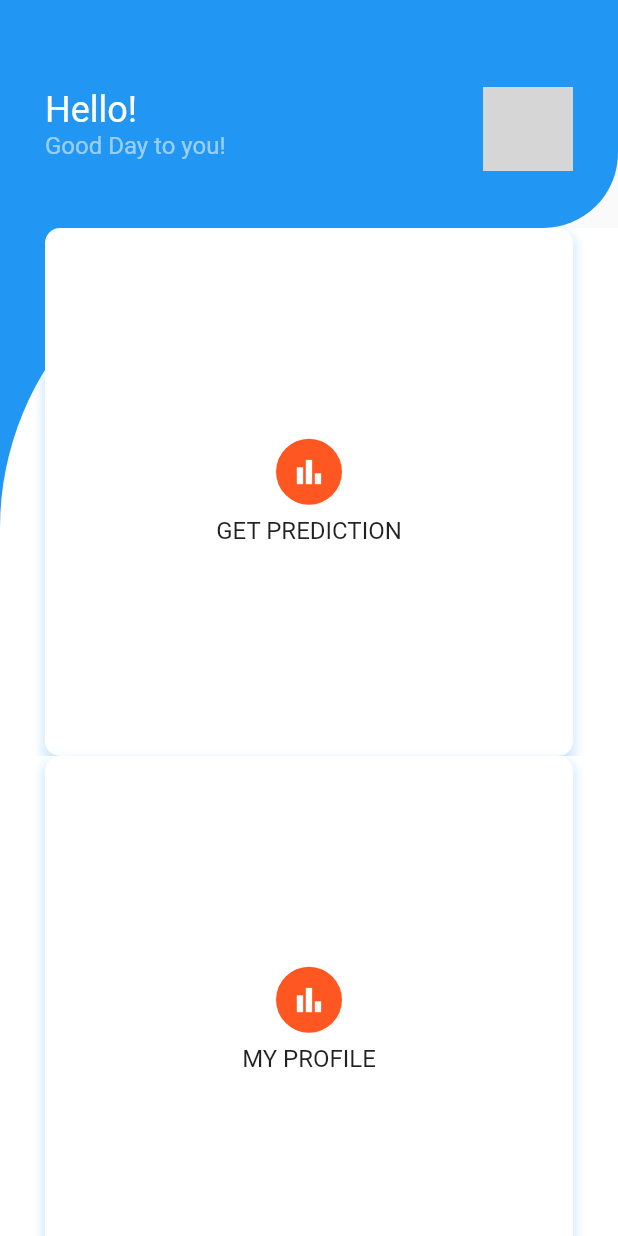
After one commit to SEM6-Mini-Project/app, a Flutter app: the dashboard screen opened directly, on a phone screen of 412 x 824 dp. The commit adds this screen. Run offline on Flutter 3.47's test engine with Material 2 defaults, Android fonts, the phone set to English and light mode, and no system bars; our stand-ins replace firebase_auth, firebase_core, firebase_database, hexcolor; accounts and stored records are empty; network calls fail; grey boxes are pictures that could not be loaded.

Commit message:
Dashboard Added

```diff
--- a/lib/main.dart
+++ b/lib/main.dart
@@ -37,7 +37,7 @@ class MyApp extends StatelessWidget {
       theme: ThemeData(
         primarySwatch: Colors.blue,
       ),
-      home: SignInScreen(),
+      home: const SignInScreen(),
     );
   }
 }
--- /dev/null
+++ b/lib/screens/dashboard.dart
@@ -0,0 +1,171 @@
+import 'package:flutter/cupertino.dart';
+import 'package:flutter/material.dart';
+import 'package:flutter/services.dart';
+import 'package:prediction/screens/myProfile.dart';
+import 'package:prediction/screens/prediction.dart';
+import 'package:prediction/screens/sign_in_screen.dart';
+
+class dashboard extends StatefulWidget {
+  const dashboard({super.key});
+
+  @override
+  State<dashboard> createState() => _dashboardState();
+}
+
+class _dashboardState extends State<dashboard> {
+  @override
+  Widget build(BuildContext context) {
+    return Scaffold(
+      body: ListView(
+        padding: EdgeInsets.zero,
+        children: [
+          Container(
+            decoration: BoxDecoration(
+              color: Theme.of(context).primaryColor,
+              borderRadius: const BorderRadius.only(
+                bottomRight: Radius.circular(50),
+              ),
+            ),
+            child: Column(
+              children: [
+                const SizedBox(height: 50),
+                ListTile(
+                  contentPadding: const EdgeInsets.symmetric(horizontal: 30),
+                  title: Text('Hello!',
+                      style: Theme.of(context)
+                          .textTheme
+                          .headlineSmall
+                          ?.copyWith(color: Colors.white)),
+                  subtitle: Text('Good Day to you!',
+                      style: Theme.of(context)
+                          .textTheme
+                          .titleMedium
+                          ?.copyWith(color: Colors.white54)),
+                  trailing: const CircleAvatar(
+                    radius: 30,
+                    backgroundImage: AssetImage('assets/images/user.JPG'),
+                  ),
+                ),
+                const SizedBox(height: 30)
+              ],
+            ),
+          ),
+          Container(
+            color: Theme.of(context).primaryColor,
+            child: Container(
+              padding: const EdgeInsets.symmetric(horizontal: 30),
+              decoration: const BoxDecoration(
+                  color: Colors.white,
+                  borderRadius:
+                      BorderRadius.only(topLeft: Radius.circular(200))),
+              child: GridView.count(
+                shrinkWrap: true,
+                physics: const NeverScrollableScrollPhysics(),
+                crossAxisCount: 1,
+                crossAxisSpacing: 40,
+                mainAxisSpacing: 30,
+                children: [
+                  itemDashboard(
+                      'Get Prediction', Icons.bar_chart, Colors.deepOrange, () {
+                    Navigator.push(
+                        context,
+                        MaterialPageRoute(
+                            builder: (context) => const PredictionPage()));
+                  }),
+                ],
+              ),
+            ),
+          ),
+          Container(
+            color: Theme.of(context).primaryColor,
+            child: Container(
+              color: Colors.white,
+              padding: const EdgeInsets.symmetric(horizontal: 30),
+              // decoration: const BoxDecoration(
+              //     color: Colors.white,
+              //     borderRadius:
+              //         BorderRadius.only(topLeft: Radius.circular(200))),
+              child: GridView.count(
+                shrinkWrap: true,
+                physics: const NeverScrollableScrollPhysics(),
+                crossAxisCount: 1,
+                crossAxisSpacing: 40,
+                mainAxisSpacing: 30,
+                children: [
+                  itemDashboard(
+                      'My Profile', Icons.bar_chart, Colors.deepOrange, () {
+                    Navigator.push(
+                        context,
+                        MaterialPageRoute(
+                            builder: (context) => const myProfile()));
+                  }),
+                ],
+              ),
+            ),
+          ),
+          const SizedBox(
+            height: 25,
+          ),
+          Container(
+            child: Center(
+              child: SizedBox(
+                width: 200.0,
+                child: ElevatedButton(
+                  onPressed: () {
+                    Navigator.push(
+                      context,
+                      MaterialPageRoute(
+                        builder: (context) => const SignInScreen(),
+                      ),
+                    );
+                  },
+                  child: const Text(
+                    'Log Out',
+                  ),
+                ),
+              ),
+            ),
+          )
+        ],
+      ),
+    );
+  }
+
+  itemDashboard(String title, IconData iconData, Color background,
+          Function() onTap) =>
+      GestureDetector(
+        onTap: onTap,
+        child: Container(
+          decoration: BoxDecoration(
+            color: Colors.white,
+            borderRadius: BorderRadius.circular(10),
+            boxShadow: [
+              BoxShadow(
+                offset: const Offset(0, 5),
+                color: Theme.of(context).primaryColor.withOpacity(.2),
+                spreadRadius: 2,
+                blurRadius: 5,
+              ),
+            ],
+          ),
+          child: Column(
+            mainAxisAlignment: MainAxisAlignment.center,
+            children: [
+              Container(
+                padding: const EdgeInsets.all(10),
+                decoration: BoxDecoration(
+                  color: background,
+                  shape: BoxShape.circle,
+                ),
+                child: Icon(iconData, color: Colors.white),
+              ),
+              const SizedBox(height: 8),
+              Text(
+                title.toUpperCase(),
+                style: Theme.of(context).textTheme.titleMedium,
+              ),
+            ],
+          ),
+        ),
+      );
+}
```
Also changed, not shown: lib/screens/myProfile.dart (added, +17 -0 lines), lib/screens/sign_in_screen.dart (+20 -20 lines).
